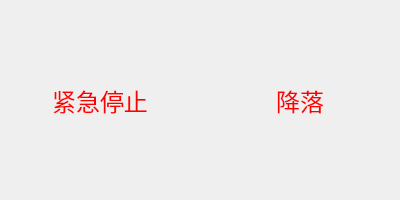
This is UAVManage/stopflydialog.ui in gessd/UAVManage as Qt 5 draws it before an edit. The edited form follows.
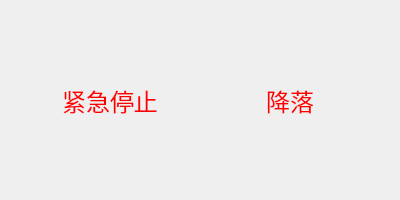
This is the edited form. Icons and pictures are not drawn.

Commit message: 删除多余图片资源

```diff
--- a/UAVManage/stopflydialog.ui
+++ b/UAVManage/stopflydialog.ui
@@ -27,77 +27,42 @@
 }</string>
   </property>
   <layout class="QGridLayout" name="gridLayout">
-   <property name="leftMargin">
-    <number>0</number>
-   </property>
-   <property name="topMargin">
-    <number>0</number>
-   </property>
-   <property name="rightMargin">
-    <number>0</number>
-   </property>
-   <property name="bottomMargin">
-    <number>0</number>
-   </property>
-   <property name="spacing">
-    <number>0</number>
-   </property>
    <item row="0" column="0">
     <widget class="QToolButton" name="btnStopFly">
      <property name="minimumSize">
       <size>
-       <width>200</width>
-       <height>200</height>
+       <width>150</width>
+       <height>150</height>
       </size>
      </property>
      <property name="focusPolicy">
       <enum>Qt::NoFocus</enum>
      </property>
+     <property name="styleSheet">
+      <string notr="true">border-image:url(:/res/images/stop.png);</string>
+     </property>
      <property name="text">
       <string>紧急停止</string>
      </property>
-     <property name="icon">
-      <iconset resource="uavmanage.qrc">
-       <normaloff>:/res/images/flystop.png</normaloff>:/res/images/flystop.png</iconset>
-     </property>
-     <property name="iconSize">
-      <size>
-       <width>200</width>
-       <height>200</height>
-      </size>
-     </property>
-     <property name="toolButtonStyle">
-      <enum>Qt::ToolButtonIconOnly</enum>
-     </property>
     </widget>
    </item>
    <item row="0" column="1">
     <widget class="QToolButton" name="btnFlyLandCont">
      <property name="minimumSize">
       <size>
-       <width>200</width>
-       <height>200</height>
+       <width>150</width>
+       <height>150</height>
       </size>
      </property>
      <property name="focusPolicy">
       <enum>Qt::NoFocus</enum>
      </property>
+     <property name="styleSheet">
+      <string notr="true">border-image:url(:/res/images/flyland.png);</string>
+     </property>
      <property name="text">
       <string>降落</string>
      </property>
-     <property name="icon">
-      <iconset resource="uavmanage.qrc">
-       <normaloff>:/res/images/flyland.png</normaloff>:/res/images/flyland.png</iconset>
-     </property>
-     <property name="iconSize">
-      <size>
-       <width>200</width>
-       <height>200</height>
-      </size>
-     </property>
-     <property name="toolButtonStyle">
-      <enum>Qt::ToolButtonIconOnly</enum>
-     </property>
     </widget>
    </item>
   </layout>
```
The commit also changes 2 other files.
